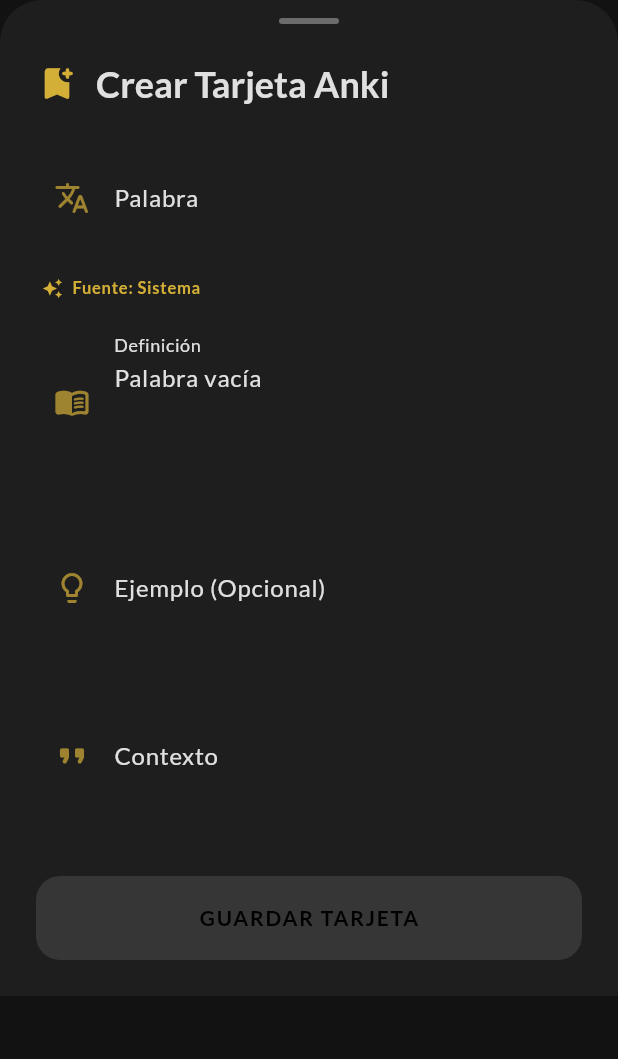
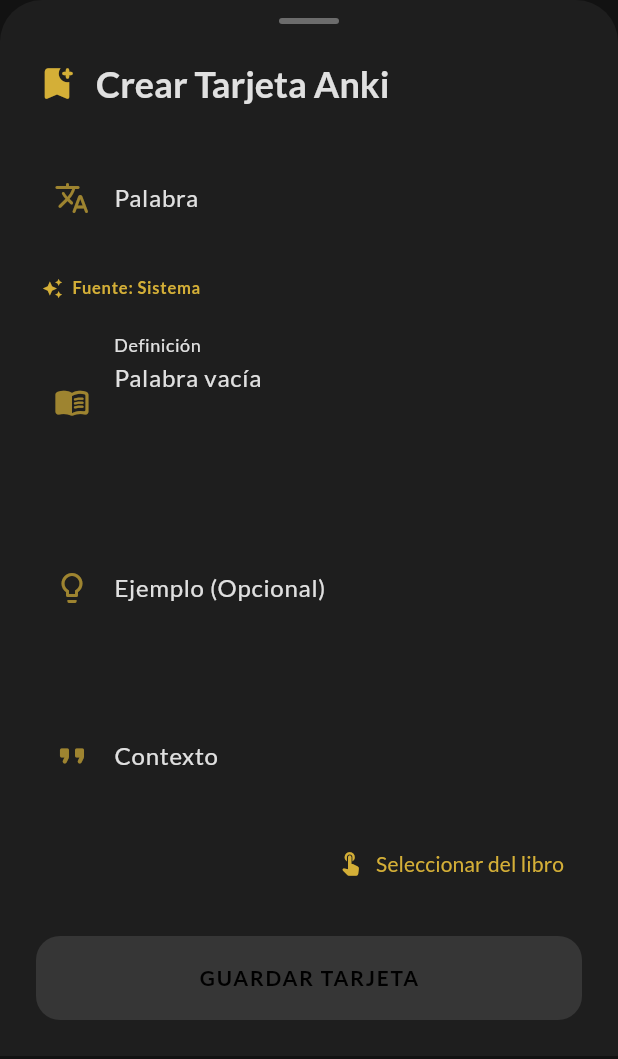
Before and after one commit to kesanchezgo/my_ebook_reader_anki_app, a Flutter app: the AnkiEditModal widget shown alone on an empty page, opened directly with empty values, on a phone screen of 412 x 824 dp. Shown: the top 1059 px of the screen. Run offline on Flutter 3.47's test engine with Material 3 defaults, Android fonts, the phone set to English and light mode, and no system bars; our stand-ins replace csv, equatable, file_picker, flutter_bloc, flutter_tts, flutter_widget_from_html and 4 more; missing offline and left inert: epubx; accounts and stored records are empty.

Commit message:
feat: Enhance Anki integration with manual context selection and initial data handling

```diff
--- a/lib/widgets/anki_edit_modal.dart
+++ b/lib/widgets/anki_edit_modal.dart
@@ -11,6 +11,8 @@ class AnkiEditModal extends StatefulWidget {
   final String context;
   final String bookTitle;
   final String bookId;
+  final String? initialDefinition;
+  final String? initialExample;
 
   const AnkiEditModal({
     super.key,
@@ -18,6 +20,8 @@ class AnkiEditModal extends StatefulWidget {
     required this.context,
     required this.bookTitle,
     required this.bookId,
+    this.initialDefinition,
+    this.initialExample,
   });
 
   @override
@@ -46,17 +50,30 @@ class _AnkiEditModalState extends State<AnkiEditModal> {
     super.initState();
     _wordController = TextEditingController(text: widget.word);
     _contextController = TextEditingController(text: widget.context);
-    _definitionController = TextEditingController();
-    _exampleController = TextEditingController();
+    _definitionController = TextEditingController(text: widget.initialDefinition ?? '');
+    _exampleController = TextEditingController(text: widget.initialExample ?? '');
 
     // Listeners para validación
     _wordController.addListener(_validateForm);
     _contextController.addListener(_validateForm);
     _definitionController.addListener(_validateForm);
 
-    _searchDictionary();
+    if (widget.initialDefinition == null || widget.initialDefinition!.isEmpty) {
+      _searchDictionary();
+    }
     _checkDuplicate();
     _validateForm(); // Validación inicial
+  }
+
+  void _requestManualContext() {
+    Navigator.pop(context, {
+      'action': 'manual_context',
+      'formData': {
+        'word': _wordController.text,
+        'definition': _definitionController.text,
+        'example': _exampleController.text,
+      }
+    });
   }
 
   void _validateForm() {
@@ -300,7 +317,22 @@ class _AnkiEditModalState extends State<AnkiEditModal> {
                 theme: theme,
                 maxLines: 2,
               ),
-              const SizedBox(height: 32),
+
+              // Manual Context Button
+              Align(
+                alignment: Alignment.centerRight,
+                child: TextButton.icon(
+                  onPressed: _requestManualContext,
+                  icon: const Icon(Icons.touch_app_rounded, size: 18),
+                  label: const Text('Seleccionar del libro'),
+                  style: TextButton.styleFrom(
+                    foregroundColor: colorScheme.primary,
+                    padding: const EdgeInsets.symmetric(horizontal: 12, vertical: 8),
+                  ),
+                ),
+              ),
+
+              const SizedBox(height: 24),
 
               // Action Button
               SizedBox(
```
Also changed, not shown: lib/screens/lector_screen.dart (+101 -6 lines).
